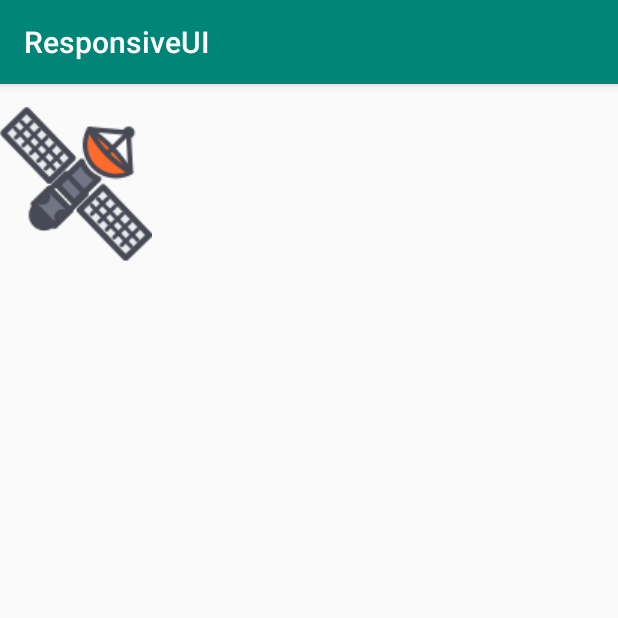
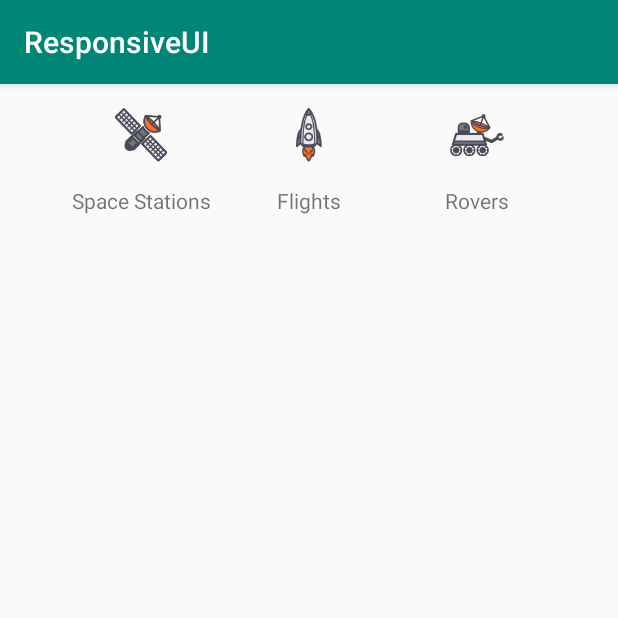
Before and after one commit to AnhVietPham/Responsive_UI_Android, an Android app: the screen it shows after launch (MainActivity), on a phone screen of 412 x 824 dp, the top half of it. Run offline under Robolectric (Android 15) with nearby library versions, the phone set to English and light mode, and no system bars.

Commit message:
Aligning View

```diff
--- a/app/src/main/res/layout/activity_main.xml
+++ b/app/src/main/res/layout/activity_main.xml
@@ -7,11 +7,66 @@
     tools:context=".MainActivity">
 
     <androidx.appcompat.widget.AppCompatImageView
+        android:id="@+id/iconOne"
+        android:layout_width="@dimen/default_icon_size_x"
+        android:layout_height="@dimen/default_icon_size_x"
+        android:layout_marginTop="@dimen/default_padding_margin_x"
+        app:layout_constraintEnd_toStartOf="@+id/iconTwo"
+        app:layout_constraintStart_toStartOf="parent"
+        app:layout_constraintTop_toTopOf="parent"
+        app:layout_constraintHorizontal_chainStyle="spread"
+        app:srcCompat="@drawable/space_station_icon" />
+
+    <androidx.appcompat.widget.AppCompatImageView
+        android:id="@+id/iconTwo"
+        android:layout_width="@dimen/default_icon_size_x"
+        android:layout_height="@dimen/default_icon_size_x"
+        app:layout_constraintEnd_toStartOf="@+id/iconThree"
+        app:layout_constraintStart_toEndOf="@+id/iconOne"
+        app:layout_constraintBottom_toBottomOf="@+id/iconOne"
+        app:layout_constraintTop_toTopOf="@+id/iconOne"
+        app:srcCompat="@drawable/rocket_icon" />
+
+    <androidx.appcompat.widget.AppCompatImageView
+        android:id="@+id/iconThree"
+        android:layout_width="@dimen/default_icon_size_x"
+        android:layout_height="@dimen/default_icon_size_x"
+        app:layout_constraintEnd_toEndOf="parent"
+        app:layout_constraintStart_toEndOf="@+id/iconTwo"
+        app:layout_constraintBottom_toBottomOf="@+id/iconTwo"
+        app:layout_constraintTop_toTopOf="@+id/iconTwo"
+        app:srcCompat="@drawable/rover_icon" />
+
+    <TextView
+        android:id="@+id/tvOne"
         android:layout_width="wrap_content"
         android:layout_height="wrap_content"
-        android:layout_marginTop="15dp"
-        app:srcCompat="@drawable/space_station_icon"
-        app:layout_constraintTop_toTopOf="parent"
+        android:text="@string/space_stations"
+        android:layout_marginTop="@dimen/default_padding_margin_x"
+        app:layout_constraintTop_toBottomOf="@+id/iconOne"
+        app:layout_constraintEnd_toEndOf="@+id/iconOne"
+        app:layout_constraintStart_toStartOf="@+id/iconOne"
         />
 
+    <TextView
+        android:id="@+id/tvThree"
+        android:layout_width="wrap_content"
+        android:layout_height="wrap_content"
+        android:text="@string/rovers"
+        android:layout_marginTop="@dimen/default_padding_margin_x"
+        app:layout_constraintTop_toBottomOf="@+id/iconThree"
+        app:layout_constraintEnd_toEndOf="@+id/iconThree"
+        app:layout_constraintStart_toStartOf="@+id/iconThree"
+        />
+
+    <TextView
+        android:id="@+id/tvFour"
+        android:layout_width="wrap_content"
+        android:layout_height="wrap_content"
+        android:text="@string/flights"
+        android:layout_marginTop="@dimen/default_padding_margin_x"
+        app:layout_constraintTop_toBottomOf="@+id/iconTwo"
+        app:layout_constraintEnd_toEndOf="@+id/iconTwo"
+        app:layout_constraintStart_toStartOf="@+id/iconTwo"
+        />
 </androidx.constraintlayout.widget.ConstraintLayout>
--- a/app/src/main/res/values/strings.xml
+++ b/app/src/main/res/values/strings.xml
@@ -1,3 +1,12 @@
 <resources>
     <string name="app_name">ResponsiveUI</string>
+    <string name="space_stations">Space Stations</string>
+    <string name="rovers">Rovers</string>
+    <string name="flights">Flights</string>
+    <string name="one_way">One Way</string>
+    <string name="round_trip">Round Trip</string>
+    <string name="dca">DCA</string>
+    <string name="mars">MARS</string>
+    <string name="traveller">1 Traveller</string>
+    <string name="depart">Depart</string>
 </resources>
```
